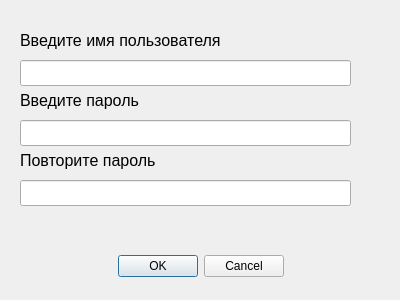
First picture: the form in signupwindow.ui, repository no-name121/Rps_laboratorniye_raboti, before the edit.
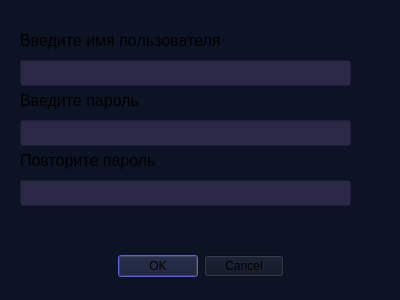
Second picture: the form after the edit.

Diff of the .ui file:
```diff
--- a/signupwindow.ui
+++ b/signupwindow.ui
@@ -31,6 +31,11 @@
   <property name="windowTitle">
    <string>Регистрация аккаунта</string>
   </property>
+  <property name="styleSheet">
+   <string notr="true">background-color: rgb(12, 19, 36);
+selection-background-color: rgb(63, 65, 206);
+selection-color: rgb(184, 195, 255);</string>
+  </property>
   <widget class="QDialogButtonBox" name="buttonBox">
    <property name="geometry">
     <rect>
@@ -80,6 +85,12 @@
      <height>26</height>
     </rect>
    </property>
+   <property name="styleSheet">
+    <string notr="true">background-color: rgb(44, 40, 72);a</string>
+   </property>
+   <property name="maxLength">
+    <number>20</number>
+   </property>
   </widget>
   <widget class="QLabel" name="passwordText">
    <property name="geometry">
@@ -108,6 +119,12 @@
      <height>26</height>
     </rect>
    </property>
+   <property name="styleSheet">
+    <string notr="true">background-color: rgb(44, 40, 72);a</string>
+   </property>
+   <property name="maxLength">
+    <number>30</number>
+   </property>
    <property name="echoMode">
     <enum>QLineEdit::EchoMode::Password</enum>
    </property>
@@ -139,6 +156,12 @@
      <height>26</height>
     </rect>
    </property>
+   <property name="styleSheet">
+    <string notr="true">background-color: rgb(44, 40, 72);a</string>
+   </property>
+   <property name="maxLength">
+    <number>30</number>
+   </property>
    <property name="echoMode">
     <enum>QLineEdit::EchoMode::Password</enum>
    </property>
```
